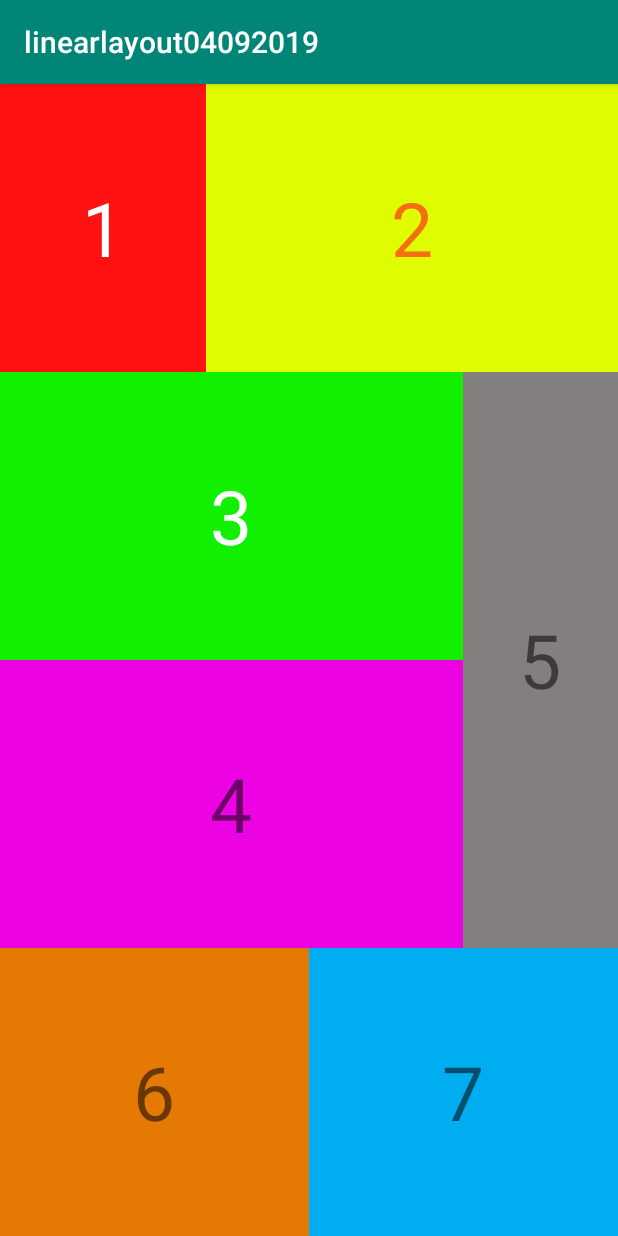
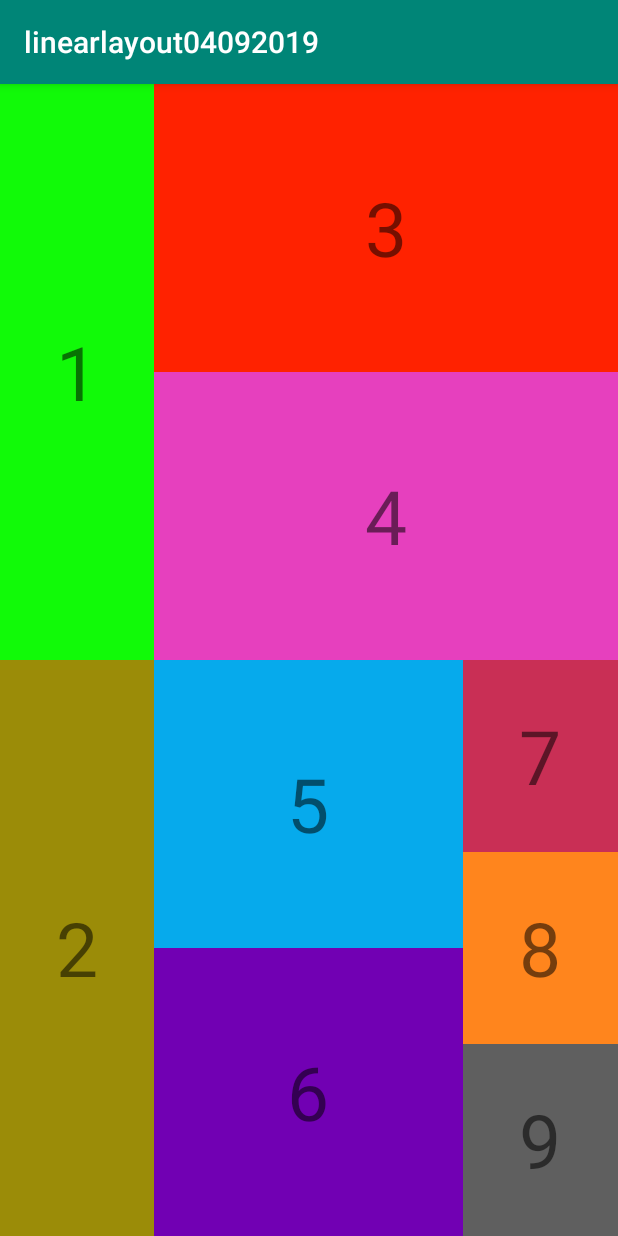
Before and after one commit to thang0918056106/BaitapLineraLayout, an Android app: the screen it shows after launch (MainActivity), on a phone screen of 412 x 824 dp. Run offline under Robolectric (Android 15) with nearby library versions, the phone set to English and light mode, and no system bars.

Commit message:
bai tap 4

```diff
--- a/app/src/main/res/layout/activity_main.xml
+++ b/app/src/main/res/layout/activity_main.xml
@@ -9,48 +9,46 @@
     <LinearLayout
         android:layout_width="match_parent"
         android:layout_height="match_parent"
-        android:orientation="vertical"
+        android:orientation="horizontal"
         android:weightSum="4">
+
+        <LinearLayout
+            android:layout_weight="1"
+            android:layout_width="0dp"
+            android:layout_height="match_parent"
+            android:orientation="vertical">
+
+            <TextView
+                android:layout_weight="1"
+                android:layout_width="match_parent"
+                android:layout_height="0dp"
+                android:text="1"
+                android:textSize="50sp"
+                android:background="#11FA08"
+                android:gravity="center"/>
+
+            <TextView
+                android:layout_width="match_parent"
+                android:layout_height="0dp"
+                android:layout_weight="1"
+                android:text="2"
+                android:textSize="50sp"
+                android:gravity="center"
+                android:background="#9B8C08"/>
+        </LinearLayout>
+
+        <LinearLayout
+            android:layout_weight="3"
+            android:layout_width="0dp"
+            android:layout_height="match_parent"
+            android:orientation="vertical">
+
+
 
             <LinearLayout
                 android:layout_width="match_parent"
                 android:layout_height="0dp"
                 android:layout_weight="1"
-            android:orientation="horizontal"
-            android:weightSum="3">
-
-            <TextView
-                android:layout_weight="1"
-                android:layout_width="0dp"
-                android:layout_height="match_parent"
-                android:text="1"
-                android:textSize="50sp"
-                android:gravity="center"
-                android:textColor="#FFFF"
-                android:background="#FF1111"/>
-
-            <TextView
-                android:layout_weight="2"
-                android:layout_width="0dp"
-                android:layout_height="match_parent"
-                android:text="2"
-                android:textColor="#F76D11"
-                android:gravity="center"
-                android:textSize="50sp"
-                android:background="#DFFC00"/>
-
-        </LinearLayout>
-
-        <LinearLayout
-            android:layout_width="match_parent"
-            android:layout_height="0dp"
-            android:layout_weight="2"
-            android:weightSum="4">
-
-            <LinearLayout
-                android:layout_weight="3"
-                android:layout_width="0dp"
-                android:layout_height="match_parent"
                 android:orientation="vertical">
 
                 <TextView
@@ -60,8 +58,7 @@
                     android:text="3"
                     android:textSize="50sp"
                     android:gravity="center"
-                    android:background="#12F002"
-                    android:textColor="#FFFF"/>
+                    android:background="#f20"/>
 
                 <TextView
                     android:layout_weight="1"
@@ -70,47 +67,78 @@
                     android:text="4"
                     android:textSize="50sp"
                     android:gravity="center"
-                    android:background="#EC02E2"/>
-
-            </LinearLayout>
-            <TextView
-                android:layout_weight="1"
-                android:layout_width="0dp"
-                android:layout_height="match_parent"
-                android:text="5"
-                android:textSize="50sp"
-                android:background="#837F7F"
-                android:gravity="center"/>
-
+                    android:background="#E640BE"/>
             </LinearLayout>
 
             <LinearLayout
-
+                android:weightSum="3"
                 android:layout_weight="1"
                 android:layout_width="match_parent"
                 android:layout_height="0dp"
                 android:orientation="horizontal">
+                <LinearLayout
+                    android:layout_weight="2"
+                    android:layout_width="0dp"
+                    android:layout_height="match_parent"
+                    android:orientation="vertical">
 
                     <TextView
-                android:layout_width="0dp"
-                android:layout_height="match_parent"
                         android:layout_weight="1"
+                        android:layout_width="match_parent"
+                        android:layout_height="0dp"
+                        android:text="5"
+                        android:textSize="50sp"
+                        android:gravity="center"
+                        android:background="#06AAEC"/>
+
+                    <TextView
+                        android:layout_weight="1"
+                        android:layout_width="match_parent"
+                        android:layout_height="0dp"
                         android:textSize="50sp"
                         android:text="6"
                         android:gravity="center"
-                android:background="#E47904"/>
+                        android:background="#7100B3"/>
+                </LinearLayout>
+
+                <LinearLayout
+                    android:orientation="vertical"
+                    android:layout_weight="1"
+                    android:layout_width="0dp"
+                    android:layout_height="match_parent">
 
                     <TextView
                         android:layout_weight="1"
-                android:layout_width="0dp"
-                android:layout_height="match_parent"
+                        android:layout_width="match_parent"
+                        android:layout_height="0dp"
                         android:text="7"
                         android:textSize="50sp"
                         android:gravity="center"
-                android:background="#00ADF1"/>
+                        android:background="#C92F55"/>
+
+                    <TextView
+                        android:layout_weight="1"
+                        android:layout_width="match_parent"
+                        android:layout_height="0dp"
+                        android:text="8"
+                        android:textSize="50sp"
+                        android:gravity="center"
+                        android:background="#FF851D"/>
+
+                    <TextView
+                        android:layout_weight="1"
+                        android:layout_width="match_parent"
+                        android:layout_height="0dp"
+                        android:text="9"
+                        android:textSize="50sp"
+                        android:gravity="center"
+                        android:background="#5F5F5F"/>
                 </LinearLayout>
 
 
             </LinearLayout>
+        </LinearLayout>
+    </LinearLayout>
+
 
 </androidx.constraintlayout.widget.ConstraintLayout>
```
Lines whose indentation alone changed are shown as unchanged.
